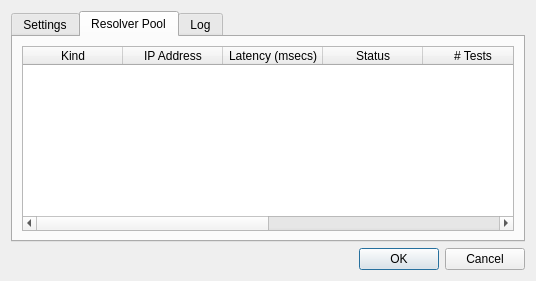
Old version of the form branches/beta2/client/settings.ui in the repository 8bitgeek/OpenNIC-Wizard.
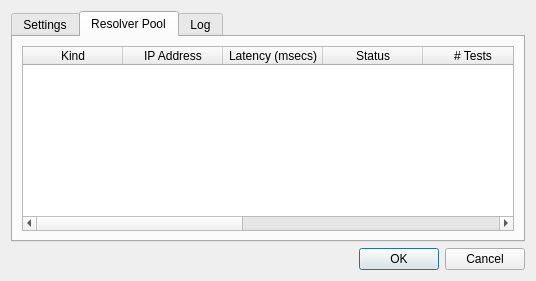
New version of the form. The open tabs and pages were chosen to show the change. Icons and pictures are not drawn.

```diff
--- a/branches/beta2/client/settings.ui
+++ b/branches/beta2/client/settings.ui
@@ -228,12 +228,17 @@
          </column>
          <column>
           <property name="text">
-           <string># Last Reply</string>
+           <string># Timeout</string>
           </property>
          </column>
          <column>
           <property name="text">
-           <string># Last Timeout</string>
+           <string>Last Reply</string>
+          </property>
+         </column>
+         <column>
+          <property name="text">
+           <string>Last Timeout</string>
           </property>
          </column>
         </widget>
```
